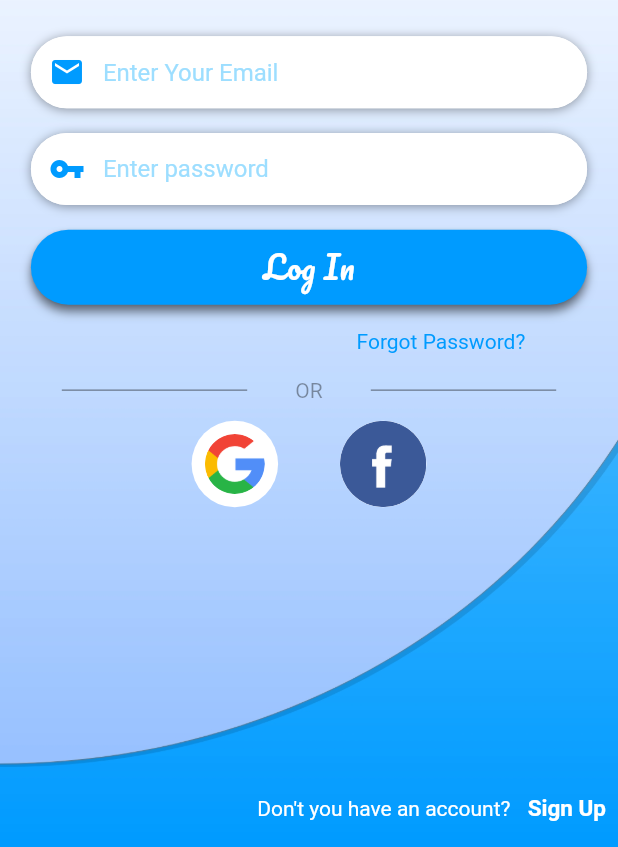
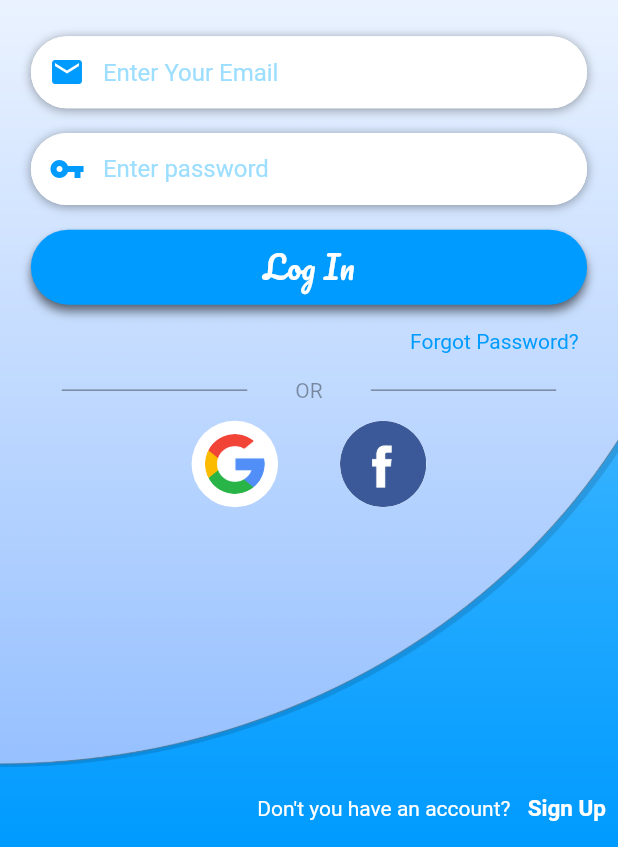
Before and after one commit to qadoker/my_wallet, a Flutter app: the screen it shows after launch, on a phone screen of 412 x 824 dp, the part 389-1236 px from its top. Run offline on Flutter 3.47's test engine with Material 2 defaults, Android fonts, the phone set to English and light mode, and no system bars; our stand-ins replace moor, moor_flutter, pie_chart; missing offline and left inert: unicorndial; generated files the repository leaves out were written again.

Commit message:
My Wallet

```diff
--- a/lib/main.dart
+++ b/lib/main.dart
@@ -2,13 +2,11 @@ import 'package:flutter/material.dart';
 import 'package:my_wallet/database/wallet_database.dart';
 import 'package:my_wallet/screens/secondary/profile.dart';
 import 'package:my_wallet/screens/secondary/settings.dart';
-import 'package:my_wallet/widgets/secondary/operation_tile.dart';
-import 'package:my_wallet/widgets/secondary/operation_view.dart';
 import 'package:provider/provider.dart';
 import 'package:my_wallet/screens/primary/initial_settings.dart';
 import 'package:my_wallet/screens/primary/login_screen.dart';
 import 'package:my_wallet/screens/primary/signup_screen.dart';
-import 'package:my_wallet/screens/secondary/main&menu.dart';
+import 'package:my_wallet/screens/secondary/drawing.dart';
 import 'package:my_wallet/screens/secondary/menu.dart';
 
 void main() => runApp(Provider<WalletDatabase>(
@@ -22,8 +20,10 @@ class MyWallet extends StatelessWidget {
   Widget build(BuildContext context) {
     return MaterialApp(
         theme: ThemeData.dark().copyWith(
-            textSelectionColor: Color(0XFF009BFF).withOpacity(0.2),
-            textSelectionHandleColor: Color(0XFF009BFF),
+            textSelectionTheme: TextSelectionThemeData(
+              selectionColor: Color(0XFF009BFF).withOpacity(0.2),
+              selectionHandleColor: Color(0XFF009BFF),
+            ),
             scaffoldBackgroundColor: Colors.transparent,
             primaryColor: Color(0XFF009BFF)),
         debugShowCheckedModeBanner: false,
@@ -33,7 +33,7 @@ class MyWallet extends StatelessWidget {
           SignUpScreen.id: (context) => SignUpScreen(),
           InitialSetScreen.id: (context) => InitialSetScreen(),
           Drawing.id: (context) => Drawing(),
-          MainScreen.id: (context) => MainScreen(),
+          HomeScreen.id: (context) => HomeScreen(),
           MenuScreen.id: (context) => MenuScreen(),
           Settings.id: (context) => Settings(),
           Profile.id: (context) => Profile()
--- a/lib/screens/primary/login_screen.dart
+++ b/lib/screens/primary/login_screen.dart
@@ -18,6 +18,7 @@ class _LoginScreenState extends State<LoginScreen> {
     Size size = MediaQuery.of(context).size;
     screenHeight = size.height;
     screenWidth = size.width;
+
     return Scaffold(
       body: Container(
         decoration: BoxDecoration(
@@ -27,18 +28,19 @@ class _LoginScreenState extends State<LoginScreen> {
         child: Column(
           children: [
             Padding(
-              padding: EdgeInsets.only(left: screenWidth * 0.05, right: screenWidth*0.05, top: screenHeight * 0.2),
+              padding: EdgeInsets.only(
+                  left: screenWidth * 0.05,
+                  right: screenWidth * 0.05,
+                  top: screenHeight * 0.2),
               child: Column(
-                crossAxisAlignment: CrossAxisAlignment.stretch,
+                crossAxisAlignment: CrossAxisAlignment.center,
                 mainAxisAlignment: MainAxisAlignment.center,
                 children: [
-                  Center(
-                    child: Text('My Wallet',
-                        style: TextStyle(
-                            fontFamily: 'Pacifico',
-                            fontSize: screenWidth * 0.13,
-                            color: Color(0XFF009BFF))),
-                  ),
+                  Text('My Wallet',
+                      style: TextStyle(
+                          fontFamily: 'Pacifico',
+                          fontSize: screenWidth * 0.13,
+                          color: Color(0XFF009BFF))),
                   SizedBox(height: screenHeight * 0.03),
                   WalletTextFormField(
                     hintText: 'Enter Your Email',
@@ -61,7 +63,7 @@ class _LoginScreenState extends State<LoginScreen> {
                   RoundedButton(onPressed: () {}, text: 'Log In'),
                   SizedBox(height: screenHeight * 0.02),
                   Padding(
-                    padding: EdgeInsets.only(right: screenWidth * 0.1),
+                    padding: EdgeInsets.only(left: screenWidth * 0.6),
                     child: GestureDetector(
                       child: Text('Forgot Password?',
                           style: TextStyle(color: Color(0XFF009BFF)),
@@ -123,7 +125,7 @@ class _LoginScreenState extends State<LoginScreen> {
                 ],
               ),
             ),
-            SizedBox(height: screenHeight*0.2),
+            SizedBox(height: screenHeight * 0.2),
             Align(
               alignment: Alignment.bottomRight,
               child: Row(
--- a/lib/screens/secondary/add_category.dart
+++ b/lib/screens/secondary/add_category.dart
@@ -40,10 +40,10 @@ class _AddCategoryState extends State<AddCategory> {
     screenHeight = size.height;
     screenWidth = size.width;
 
-    Color light_blue = Color(0XFF9DDEFF);
+    Color lightBlue = Color(0XFF9DDEFF);
     Color blue = Color(0XFF009BFF);
     return Scaffold(
-      backgroundColor: light_blue,
+      backgroundColor: lightBlue,
       resizeToAvoidBottomInset: false,
       body: SingleChildScrollView(
         child: Container(
@@ -101,7 +101,7 @@ class _AddCategoryState extends State<AddCategory> {
                     style: TextStyle(color: blue, fontSize: 20),
                     underline: SizedBox(),
                     // hint: ,
-                    dropdownColor: light_blue,
+                    dropdownColor: lightBlue,
                     items: categoryIcons
                         .map((Icon icon) =>
                         DropdownMenuItem<Icon>(
--- a/lib/screens/secondary/add_operation.dart
+++ b/lib/screens/secondary/add_operation.dart
@@ -42,10 +42,10 @@ class _AddOperationState extends State<AddOperation> {
     screenHeight = size.height;
     screenWidth = size.width;
 
-    Color light_blue = Color(0XFF9DDEFF);
+    Color lightBlue = Color(0XFF9DDEFF);
     Color blue = Color(0XFF009BFF);
     return Scaffold(
-      backgroundColor: light_blue,
+      backgroundColor: lightBlue,
       resizeToAvoidBottomInset: false,
       body: SingleChildScrollView(
         child: Container(
@@ -111,7 +111,7 @@ class _AddOperationState extends State<AddOperation> {
                             style: TextStyle(color: blue, fontSize: 20),
                             underline: SizedBox(),
                             hint: Text(selectedCategory),
-                            dropdownColor: light_blue,
+                            dropdownColor: lightBlue,
                             items: categories
                                 .map((Categorie categorie) => DropdownMenuItem<Categorie>(
                                 child: Row(
--- a/lib/screens/secondary/analysis.dart
+++ b/lib/screens/secondary/analysis.dart
@@ -55,7 +55,7 @@ class _AnalysisState extends State<Analysis> {
                         stream: dao.watchAllOperations(),
                         builder: (context,
                             AsyncSnapshot<List<OperationWithCategory>> snapshot) {
-                          final operations = snapshot.data ?? List();
+                          final operations = snapshot.data ?? [];
                           double income = operations.map((operation) =>
                           operation.operation.income != null ? operation.operation.income : 0).fold(0, (p, income) => p + income);
                           double expense = operations.map((operation) =>
--- a/lib/screens/secondary/menu.dart
+++ b/lib/screens/secondary/menu.dart
@@ -1,6 +1,6 @@
 import 'package:flutter/cupertino.dart';
 import 'package:flutter/material.dart';
-import 'package:my_wallet/screens/secondary/main&menu.dart';
+import 'package:my_wallet/screens/secondary/drawing.dart';
 import 'package:my_wallet/screens/secondary/profile.dart';
 import 'package:my_wallet/screens/secondary/settings.dart';
 import 'package:my_wallet/widgets/secondary/menu_option.dart';
--- a/lib/screens/secondary/settings.dart
+++ b/lib/screens/secondary/settings.dart
@@ -1,10 +1,7 @@
 import 'package:flutter/cupertino.dart';
 import 'package:flutter/material.dart';
 import 'package:my_wallet/constants.dart';
-import 'package:my_wallet/screens/primary/initial_settings.dart';
-import 'package:my_wallet/screens/secondary/main&menu.dart';
 import 'package:my_wallet/widgets/primary/wallet_dropdownbutton.dart';
-import 'package:provider/provider.dart';
 class Settings extends StatefulWidget {
   static const String id = 'settings_screen';
 
--- a/lib/widgets/secondary/price_amount.dart
+++ b/lib/widgets/secondary/price_amount.dart
@@ -19,7 +19,7 @@ class _PriceAmountState extends State<PriceAmount> {
     return StreamBuilder<List<OperationWithCategory>>(
       stream: dao.watchAllOperations(),
       builder: (context, snapshot) {
-        final operations = snapshot.data ?? List();
+        final operations = snapshot.data ?? [];
         double income = operations.map((operation) =>
         operation.operation.income != null ? operation.operation.income : 0).fold(0, (p, income) => p + income);
         double expense = operations.map((operation) =>
```
Also changed, not shown: lib/screens/primary/initial_settings.dart (+7 -12 lines), lib/screens/primary/signup_screen.dart (+6 -8 lines), lib/screens/secondary/drawing.dart (renamed from lib/screens/secondary/main&menu.dart, +5 -9 lines), lib/screens/secondary/main_screen.dart (+4 -4 lines), lib/screens/secondary/profile.dart (+23 -18 lines), lib/widgets/secondary/operation_view.dart (+1 -20 lines).
